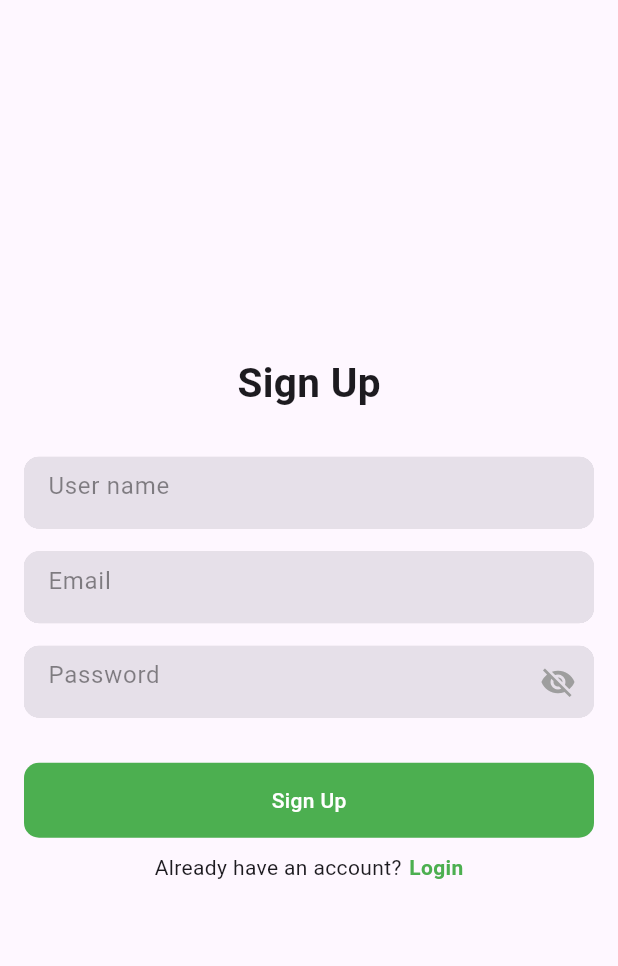
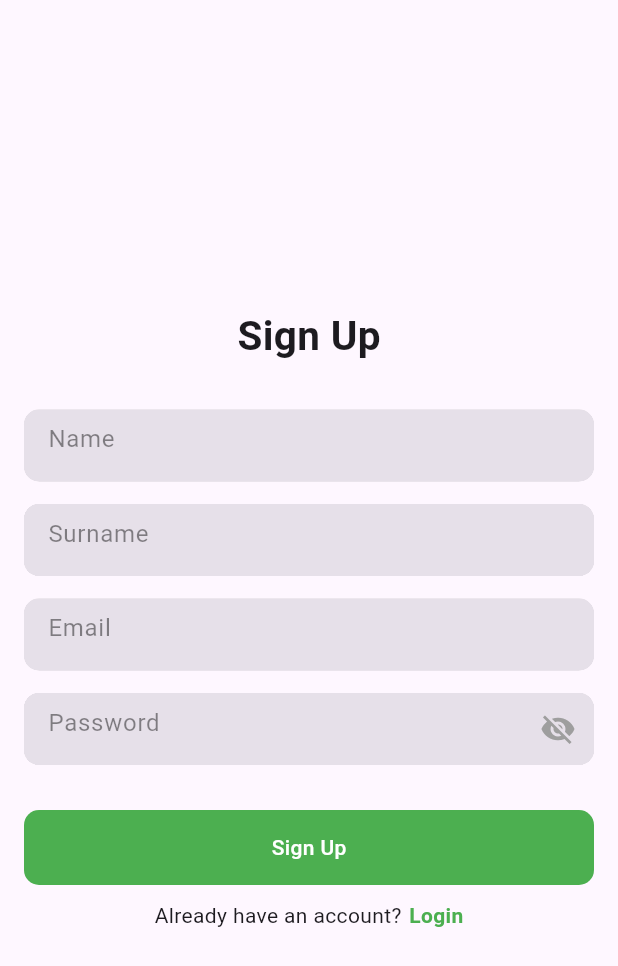
Before and after one commit to ne-svet/MealDeal_app, a Flutter app: the screen it shows after launch, after a tap on "Sign Up", on a phone screen of 412 x 824 dp. Shown: the top 966 px of the screen. Run offline on Flutter 3.47's test engine with Material 3 defaults, Android fonts, the phone set to English and light mode, and no system bars; our stand-ins replace cloud_firestore, firebase_auth, firebase_core, firebase_storage; accounts and stored records are empty; network calls fail.

```diff
--- a/lib/screens/auth_screen.dart
+++ b/lib/screens/auth_screen.dart
@@ -1,14 +1,35 @@
+import 'package:firebase_auth/firebase_auth.dart';
 import 'package:flutter/material.dart';
 import 'package:flutter/widgets.dart';
+import 'package:meal_deal_app/model/firebase_auth_services.dart';
 import 'package:meal_deal_app/widgets/form_container_widget.dart';
 
-class AuthScreen extends StatelessWidget {
+class AuthScreen extends StatefulWidget {
   const AuthScreen({super.key});
+
+  @override
+  State<AuthScreen> createState() => _AuthScreenState();
+}
+
+class _AuthScreenState extends State<AuthScreen> {
+  final FireBaseAuthService _auth = FireBaseAuthService();
+
+  TextEditingController _emailController = TextEditingController();
+  TextEditingController _passwordController = TextEditingController();
+
+  //Очищает контроллеры
+  @override
+  void dispose() {
+    _emailController.dispose();
+    _passwordController.dispose();
+    super.dispose();
+  }
 
   @override
   Widget build(BuildContext context) {
     return Scaffold(
-      body: Center(
+      body: SingleChildScrollView(
+        child: Center(
           child: Padding(
             padding: const EdgeInsets.symmetric(horizontal: 16.0),
             child: Column(
@@ -26,19 +47,23 @@ class AuthScreen extends StatelessWidget {
                   height: 20,
                 ),
                 // Виджет с формой для аутентицикации
-              FormContainerWidget(hintText: 'Email', isPasswordField: false),
+                FormContainerWidget(
+                    controller: _emailController,
+                    hintText: 'Email',
+                    isPasswordField: false),
                 const SizedBox(
                   height: 15,
                 ),
                 // Виджет с формой для аутентицикации
-              FormContainerWidget(hintText: 'Password', isPasswordField: true),
+                FormContainerWidget(
+                    controller: _passwordController,
+                    hintText: 'Password',
+                    isPasswordField: true),
                 const SizedBox(
                   height: 30,
                 ),
                 GestureDetector(
-                onTap: () {
-                  Navigator.pushNamed(context, '/menu');
-                },
+                  onTap: _signIn,
                   child: Container(
                     // width: double.infinity,
                     width: 200,
@@ -73,7 +98,8 @@ class AuthScreen extends StatelessWidget {
                       },
                       child: const Text("Sign Up",
                           style: TextStyle(
-                            color: Colors.green, fontWeight: FontWeight.bold)),
+                              color: Colors.green,
+                              fontWeight: FontWeight.bold)),
                     )
                   ],
                 )
@@ -81,6 +107,24 @@ class AuthScreen extends StatelessWidget {
             ),
           ),
         ),
+      ),
     );
   }
+
+  // отправляем данные для регистрации в FireBase
+  void _signIn() async {
+    // помещаем текст из контроллеров в отдельные переменныеч
+    String email = _emailController.text;
+    String password = _passwordController.text;
+
+    User? user = await _auth.signInWithEmailAndPassword(email, password);
+
+    // проверяем user на Null
+    if (user != null) {
+      print("User is seccessfully SignIn");
+      Navigator.pushReplacementNamed(context, "/menu");
+    } else {
+      print("Some error happend");
     }
+  }
+}
--- a/lib/screens/login_or_register_screen.dart
+++ b/lib/screens/login_or_register_screen.dart
@@ -1,9 +1,32 @@
+import 'package:firebase_auth/firebase_auth.dart';
 import 'package:flutter/material.dart';
-import 'package:flutter/widgets.dart';
+import 'package:meal_deal_app/model/firebase_auth_services.dart';
 import 'package:meal_deal_app/widgets/form_container_widget.dart';
 
-class SignUpScreen extends StatelessWidget {
+class SignUpScreen extends StatefulWidget {
   const SignUpScreen({super.key});
+
+  @override
+  State<SignUpScreen> createState() => _SignUpScreenState();
+}
+
+class _SignUpScreenState extends State<SignUpScreen> {
+  final FireBaseAuthService _auth = FireBaseAuthService();
+
+  TextEditingController _nameController = TextEditingController();
+  TextEditingController _surnameController = TextEditingController();
+  TextEditingController _emailController = TextEditingController();
+  TextEditingController _passwordController = TextEditingController();
+
+//Очищает контроллеры
+  @override
+  void dispose() {
+    _nameController.dispose();
+    _surnameController.dispose();
+    _emailController.dispose();
+    _passwordController.dispose();
+    super.dispose();
+  }
 
   @override
   Widget build(BuildContext context) {
@@ -23,20 +46,36 @@ class SignUpScreen extends StatelessWidget {
               ),
               // Виджет с формой для аутентицикации
               FormContainerWidget(
-                  hintText: 'User name', isPasswordField: false),
+                  controller: _nameController,
+                  hintText: 'Name',
+                  isPasswordField: false),
               const SizedBox(
                 height: 15,
               ),
-              FormContainerWidget(hintText: 'Email', isPasswordField: false),
+              FormContainerWidget(
+                  controller: _surnameController,
+                  hintText: 'Surname',
+                  isPasswordField: false),
+              const SizedBox(
+                height: 15,
+              ),
+              FormContainerWidget(
+                  controller: _emailController,
+                  hintText: 'Email',
+                  isPasswordField: false),
               const SizedBox(
                 height: 15,
               ),
               // Виджет с формой для аутентицикации
-              FormContainerWidget(hintText: 'Password', isPasswordField: true),
+              FormContainerWidget(
+                  controller: _passwordController,
+                  hintText: 'Password',
+                  isPasswordField: true),
               const SizedBox(
                 height: 30,
               ),
               GestureDetector(
+                onTap: _signUp,
                 child: Container(
                   width: double.infinity,
                   height: 50,
@@ -80,4 +119,23 @@ class SignUpScreen extends StatelessWidget {
       ),
     );
   }
+
+// отправляем данные для регистрации в FireBase
+  void _signUp() async {
+    // помещаем текст из контроллеров в отдельные переменные
+    String name = _nameController.text;
+    String surname = _surnameController.text;
+    String email = _emailController.text;
+    String password = _passwordController.text;
+
+    User? user = await _auth.signUpWithEmailAndPassword(email, password);
+
+    // проверяем user на Null
+    if (user != null) {
+      print("User is seccessfully created");
+      Navigator.pushReplacementNamed(context, "/menu");
+    } else {
+      print("Some error happend");
+    }
+  }
 }
--- a/lib/widgets/my_Drawer.dart
+++ b/lib/widgets/my_Drawer.dart
@@ -1,3 +1,4 @@
+import 'package:firebase_auth/firebase_auth.dart';
 import 'package:flutter/material.dart';
 
 class MyDrawer extends StatelessWidget {
@@ -47,7 +48,8 @@ class MyDrawer extends StatelessWidget {
             leading: const Icon(Icons.logout),
             title: const Text('Log out'),
             onTap: () {
-              Navigator.pushReplacementNamed(context, '/page1');
+              FirebaseAuth.instance.signOut();
+              Navigator.pushReplacementNamed(context, '/');
             },
           ),
         ],
```
Also changed, not shown: lib/model/firebase_auth_services.dart (added, +29 -0 lines). Lines whose indentation alone changed are shown as unchanged.
